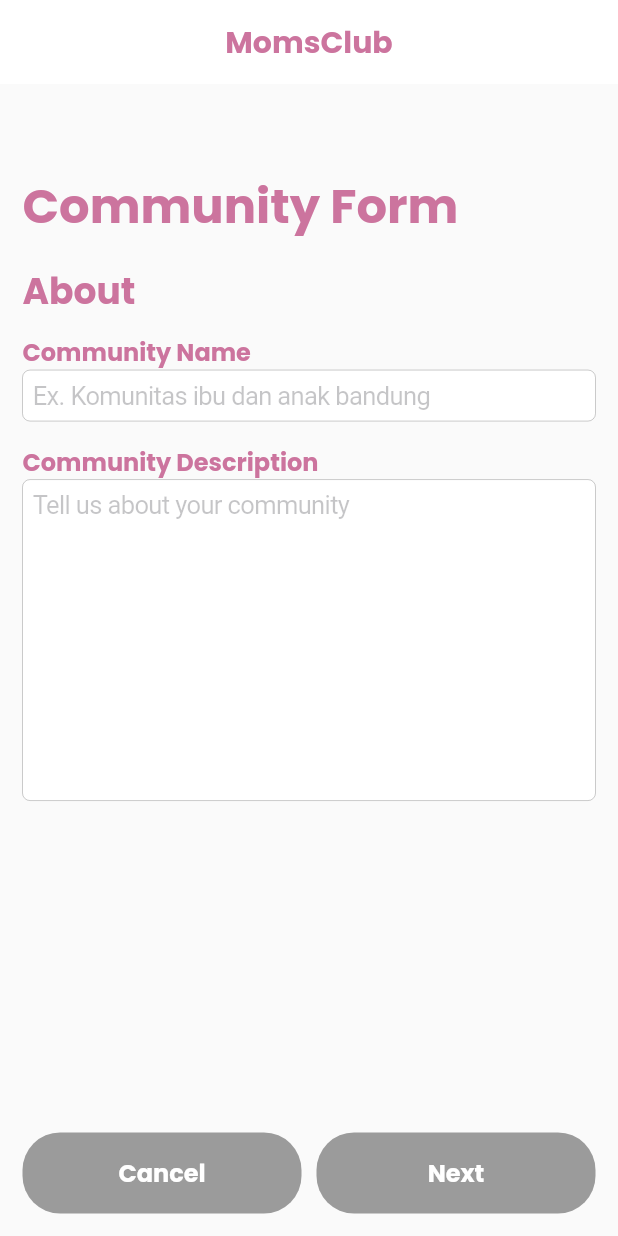
After one commit to alaraiabdiallah/momsclub, a Flutter app: the RegisterCommunityScreen screen opened directly, on a phone screen of 412 x 824 dp. The commit adds this screen. Run offline on Flutter 3.47's test engine with Material 2 defaults, Android fonts, the phone set to English and light mode, and no system bars; our stand-ins replace cloud_firestore, firebase_auth, google_fonts, sqflite; accounts and stored records are empty; network calls fail.

Commit message:
Community Registration Form

```diff
--- a/lib/screens/login_screen.dart
+++ b/lib/screens/login_screen.dart
@@ -82,7 +82,7 @@ class _LoginScreenState extends State<LoginScreen> {
               width: _formWidgetWidth,
               child: AppFormInput(
                 controller: _emailTextCtrl,
-                placeholder: "Email",
+                placeholder: StrRes.EMAIL,
               ),
             ),
             SizedBox(
@@ -93,7 +93,7 @@ class _LoginScreenState extends State<LoginScreen> {
               child: AppFormInput(
                 obscure: true,
                 controller: _passwordTextCtrl,
-                placeholder: "Password",
+                placeholder: StrRes.PASSWORD,
               ),
             ),
             SizedBox(
--- /dev/null
+++ b/lib/screens/register_comm_screen.dart
@@ -0,0 +1,102 @@
+import 'package:flutter/cupertino.dart';
+import 'package:flutter/material.dart';
+import 'package:momsclub/styles/text_styles.dart';
+import 'package:momsclub/utils/infos.dart';
+import 'package:momsclub/utils/str_res.dart';
+import 'package:momsclub/widgets/buttons.dart';
+
+class RegisterCommunityScreen extends StatefulWidget {
+  @override
+  _RegisterCommunityScreenState createState() =>
+      _RegisterCommunityScreenState();
+}
+
+class _RegisterCommunityScreenState extends State<RegisterCommunityScreen> {
+  @override
+  Widget build(BuildContext context) {
+    return Scaffold(
+        appBar: AppBar(
+          backgroundColor: Colors.white,
+          elevation: 0,
+          title: Text(StrRes.APP_NAME, style: H4),
+          centerTitle: true,
+        ),
+        body: Container(
+          padding: EdgeInsets.only(left: 15, right: 15, bottom: 15),
+          child: Column(
+            crossAxisAlignment: CrossAxisAlignment.start,
+            children: <Widget>[
+              buildHeader(context),
+              Expanded(
+                child: buildAboutForm(),
+              ),
+              buildActionButtons()
+            ],
+          ),
+        ));
+  }
+
+  Widget buildActionButtons() {
+    return Container(
+      padding: EdgeInsets.only(top: 5),
+      child: Row(
+        children: <Widget>[
+          Expanded(
+            child: AppButton(onPressed: null, text: StrRes.CANCEL),
+          ),
+          SizedBox(
+            width: 10,
+          ),
+          Expanded(
+            child: AppButton(onPressed: null, text: StrRes.NEXT),
+          )
+        ],
+      ),
+    );
+  }
+
+  Widget buildAboutForm() {
+    return Column(
+      crossAxisAlignment: CrossAxisAlignment.start,
+      children: <Widget>[
+        Text(
+          StrRes.ABOUT,
+          style: H3,
+        ),
+        Expanded(
+            child: ListView(
+          padding: EdgeInsets.symmetric(vertical: 10),
+          children: <Widget>[
+            Text(
+              StrRes.COMMUNITY_NAME,
+              style: H5,
+            ),
+            CupertinoTextField(
+              placeholder: StrRes.COMMUNITY_FIELD_INSTR_NAME,
+            ),
+            SizedBox(height: 15),
+            Text(
+              StrRes.COMMUNITY_DESC,
+              style: H5,
+            ),
+            CupertinoTextField(
+              placeholder: StrRes.COMMUNITY_FIELD_INSTR_DESC,
+              maxLines: 10,
+            )
+          ],
+        ))
+      ],
+    );
+  }
+
+  Widget buildHeader(BuildContext context) {
+    return Container(
+      margin: EdgeInsets.only(
+          top: screenTextMarginTop(context), bottom: screenTextMarginBotttom),
+      child: Text(
+        StrRes.COMMUNITY_FORM,
+        style: H1,
+      ),
+    );
+  }
+}
--- a/lib/utils/str_res.dart
+++ b/lib/utils/str_res.dart
@@ -1,3 +1,5 @@
+import 'package:momsclub/models/community_model.dart';
+
 class StrRes {
   static final APP_NAME = "MomsClub";
   static final MEET_COM = "Meet Community";
@@ -13,6 +15,9 @@ class StrRes {
   static final LOADING = "LOADING";
   static final SIGNIN = "Sign In";
   static final REGISTER = "Register";
+  static final EMAIL = "Email";
+  static final ABOUT = "About";
+  static final PASSWORD = "Password";
   static final DOES_NOT_HAVE_ACCOUNT = "Don't have an account?";
   static final ALREADY_HAVE_ACCOUNT = "Already have an account?";
   static final REGISTER_SUCCEED =
@@ -25,4 +30,12 @@ class StrRes {
   static final REGISTER_MY_COMMUNITY = "REGISTER MY COMMUNITY";
   static final NOT_HAVE_COMM =
       "You not have community, please register the community.";
+  static final COMMUNITY_FORM = "Community Form";
+  static final NEXT = "Next";
+  static final CANCEL = "Cancel";
+  static final COMMUNITY_NAME = "Community Name";
+  static final COMMUNITY_DESC = "Community Description";
+  static final COMMUNITY_FIELD_INSTR_NAME =
+      "Ex. Komunitas ibu dan anak bandung";
+  static final COMMUNITY_FIELD_INSTR_DESC = "Tell us about your community";
 }
--- a/lib/widgets/info_comm_tab.dart
+++ b/lib/widgets/info_comm_tab.dart
@@ -2,9 +2,9 @@ import 'package:flutter/material.dart';
 import 'package:google_fonts/google_fonts.dart';
 import 'package:momsclub/styles/text_styles.dart';
 import 'package:momsclub/utils/infos.dart';
+import 'package:momsclub/utils/str_res.dart';
 
 class InfoCommunityTab extends StatelessWidget {
-
   final String text;
 
   const InfoCommunityTab({Key key, this.text}) : super(key: key);
@@ -16,8 +16,14 @@ class InfoCommunityTab extends StatelessWidget {
       child: Column(
         crossAxisAlignment: CrossAxisAlignment.start,
         children: <Widget>[
-          Text("About", style: H2.copyWith(color: AppColor.PRIMARY),),
-          Text(text, style: GoogleFonts.openSans(textStyle: TextStyle(fontSize: 16)),),
+          Text(
+            StrRes.ABOUT,
+            style: H2.copyWith(color: AppColor.PRIMARY),
+          ),
+          Text(
+            text,
+            style: GoogleFonts.openSans(textStyle: TextStyle(fontSize: 16)),
+          ),
         ],
       ),
     );
--- a/lib/widgets/mycomminity_fragment.dart
+++ b/lib/widgets/mycomminity_fragment.dart
@@ -1,6 +1,7 @@
 import 'package:firebase_auth/firebase_auth.dart';
 import 'package:flutter/material.dart';
 import 'package:momsclub/screens/login_screen.dart';
+import 'package:momsclub/screens/register_comm_screen.dart';
 import 'package:momsclub/styles/text_styles.dart';
 import 'package:momsclub/utils/infos.dart';
 import 'package:momsclub/utils/str_res.dart';
@@ -26,9 +27,14 @@ class _MyCommunityFragmentState extends State<MyCommunityFragment> {
             )));
   }
 
-  _onLogoutButtonPressed() async {
+  void _onLogoutButtonPressed() async {
     await _auth.signOut();
     setState(() => _isLogin = false);
+  }
+
+  void _onRegisterCommButtonPressed() {
+    Navigator.of(context).push(
+        MaterialPageRoute(builder: (context) => RegisterCommunityScreen()));
   }
 
   void _checkAuth() async {
@@ -101,8 +107,9 @@ class _MyCommunityFragmentState extends State<MyCommunityFragment> {
         ),
         Container(
           width: double.infinity,
-          child:
-              AppButton(onPressed: () {}, text: StrRes.REGISTER_MY_COMMUNITY),
+          child: AppButton(
+              onPressed: _onRegisterCommButtonPressed,
+              text: StrRes.REGISTER_MY_COMMUNITY),
         ),
         Expanded(
           child: Container(),
```
Also changed, not shown: lib/screens/home_screen.dart (+10 -16 lines).
